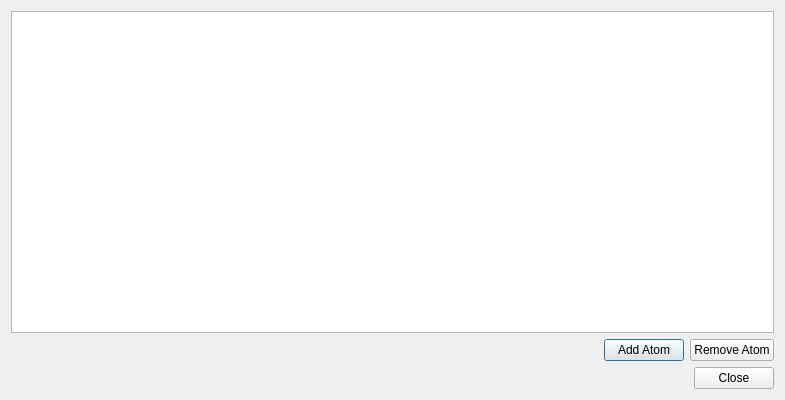
First picture: the form in libavogadro/src/tools/zmatrixdialog.ui, repository cryos/avogadro, before the edit.
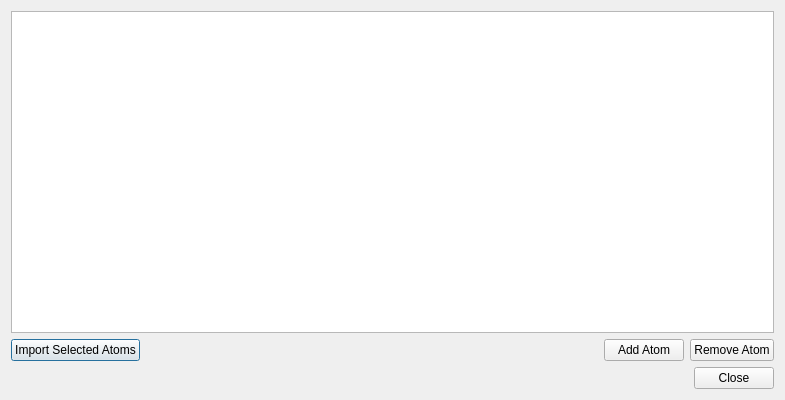
Second picture: the form after the edit.

```diff
--- a/libavogadro/src/tools/zmatrixdialog.ui
+++ b/libavogadro/src/tools/zmatrixdialog.ui
@@ -19,6 +19,13 @@
    </item>
    <item>
     <layout class="QHBoxLayout" name="horizontalLayout">
+     <item>
+      <widget class="QPushButton" name="importButton">
+       <property name="text">
+        <string>Import Selected Atoms</string>
+       </property>
+      </widget>
+     </item>
      <item>
       <spacer name="horizontalSpacer">
        <property name="orientation">
```
